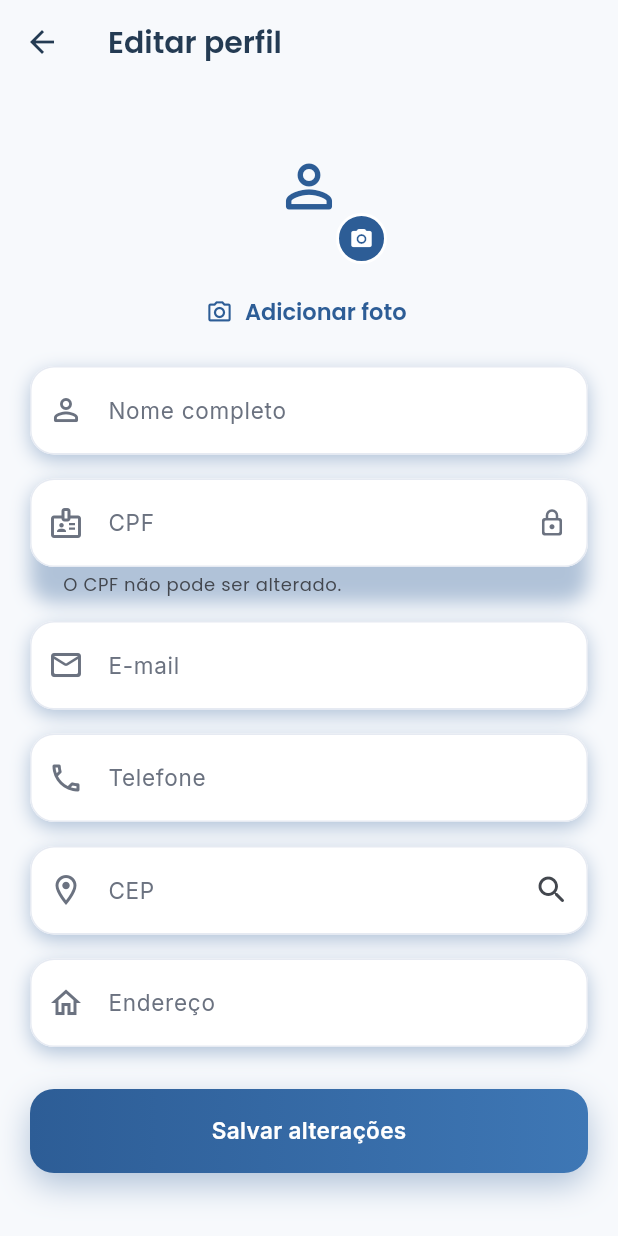
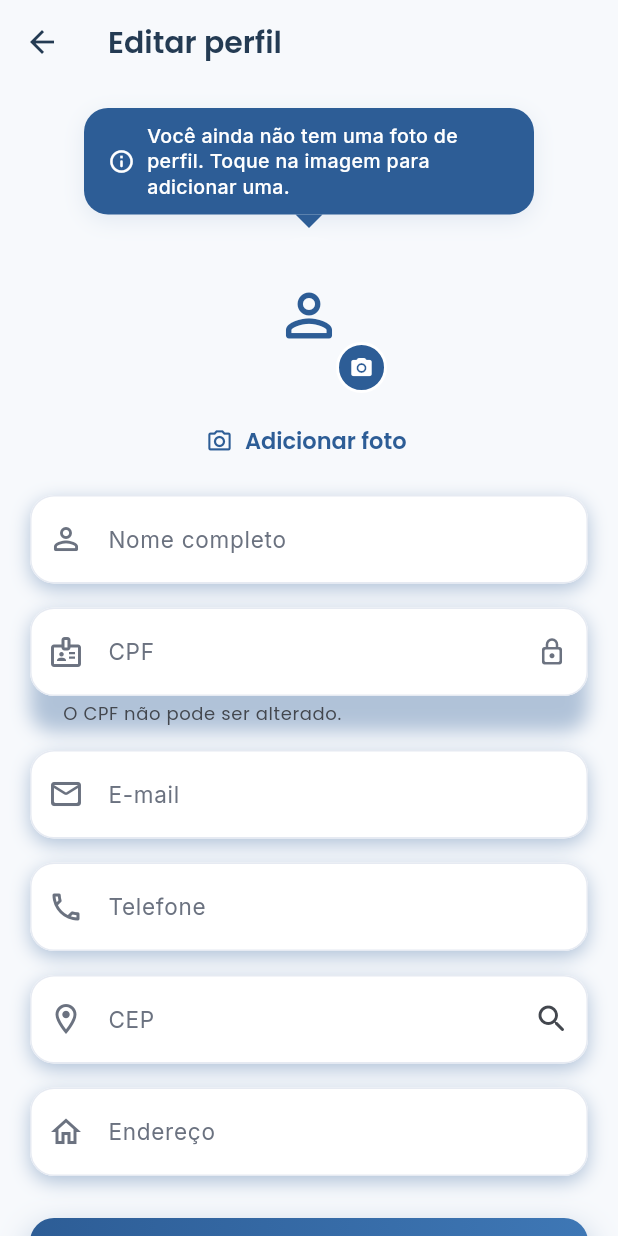
Before and after one commit to ArthurProvidelo/MOBIPET_MOBILE_TCC, a Flutter app: the EditarPerfilPage screen opened directly, on a phone screen of 412 x 824 dp. Run offline on Flutter 3.47's test engine with Material 3 defaults, Android fonts, the phone set to English and light mode, and no system bars; our stand-ins replace flutter_secure_storage, google_fonts, image_picker; accounts and stored records are empty; network calls fail.

Commit message:
Atualização animações

```diff
--- a/lib/app.dart
+++ b/lib/app.dart
@@ -7,6 +7,7 @@ import 'state/atendimento_provider.dart';
 import 'state/funcionarios_provider.dart';
 import 'state/pets_provider.dart';
 import 'state/servicos_provider.dart';
+import 'theme/app_scroll_behavior.dart';
 import 'theme/app_theme.dart';
 
 class MobipetApp extends StatelessWidget {
@@ -27,6 +28,7 @@ class MobipetApp extends StatelessWidget {
         title: 'MobiPet Monitoramento',
         debugShowCheckedModeBanner: false,
         theme: AppTheme.lightTheme,
+        scrollBehavior: const AppScrollBehavior(),
         home: const SplashPage(),
       ),
     );
--- a/lib/pages/perfil/editar_perfil_page.dart
+++ b/lib/pages/perfil/editar_perfil_page.dart
@@ -7,6 +7,7 @@ import '../../services/viacep_service.dart';
 import '../../state/app_state.dart';
 import '../../theme/app_colors.dart';
 import '../../utils/formatters.dart';
+import '../../utils/haptics.dart';
 import '../../utils/validators.dart';
 import '../../widgets/app_text_field.dart';
 import '../../widgets/primary_button.dart';
@@ -80,17 +81,53 @@ class _EditarPerfilPageState extends State<EditarPerfilPage> {
   }
 
   Future<void> _escolherFoto(ImageSource source) async {
-    final imagem = await _picker.pickImage(
-      source: source,
-      maxWidth: 1024,
-      imageQuality: 85,
+    final origem = source == ImageSource.camera ? 'a câmera' : 'a galeria';
+    XFile? imagem;
+    try {
+      imagem = await _picker.pickImage(
+        source: source,
+        maxWidth: 1024,
+        imageQuality: 85,
+      );
+    } catch (_) {
+      if (!mounted) return;
+      Haptics.error();
+      _mostrarMensagem(
+        'Não foi possível acessar $origem. Verifique as permissões do app '
+        'nas configurações do celular.',
+      );
+      return;
+    }
+    // Seleção cancelada pelo usuário.
+    if (imagem == null || !mounted) return;
+
+    final ok = await context.read<AppState>().definirFotoPerfil(imagem);
+    if (!mounted) return;
+    if (ok) {
+      Haptics.success();
+    } else {
+      Haptics.error();
+    }
+    _mostrarMensagem(
+      ok
+          ? 'Foto de perfil atualizada!'
+          : 'Não foi possível salvar a foto neste dispositivo.',
     );
-    if (imagem == null || !mounted) return;
-    await context.read<AppState>().definirFotoPerfil(imagem);
   }
 
   Future<void> _removerFoto() async {
-    await context.read<AppState>().definirFotoPerfil(null);
+    final ok = await context.read<AppState>().definirFotoPerfil(null);
+    if (!mounted) return;
+    if (ok) {
+      Haptics.medium();
+      _mostrarMensagem('Foto de perfil removida.');
+    }
+  }
+
+  void _mostrarMensagem(String texto) {
+    ScaffoldMessenger.of(context)
+      ..hideCurrentSnackBar()
+      ..showSnackBar(SnackBar(content: Text(texto)));
   }
 
   void _abrirOpcoesFoto() {
@@ -152,11 +189,13 @@ class _EditarPerfilPageState extends State<EditarPerfilPage> {
     );
     if (!mounted) return;
     if (sucesso) {
+      Haptics.success();
       Navigator.of(context).pop();
       ScaffoldMessenger.of(context).showSnackBar(
         const SnackBar(content: Text('Perfil atualizado com sucesso!')),
       );
     } else {
+      Haptics.error();
       ScaffoldMessenger.of(context).showSnackBar(
         SnackBar(content: Text(appState.erro ?? 'Erro ao atualizar perfil')),
       );
@@ -179,6 +218,15 @@ class _EditarPerfilPageState extends State<EditarPerfilPage> {
             child: Column(
               crossAxisAlignment: CrossAxisAlignment.start,
               children: [
+                if (foto == null) ...[
+                  const Center(
+                    child: _BalaoDeFala(
+                      'Você ainda não tem uma foto de perfil. Toque na imagem '
+                      'para adicionar uma.',
+                    ),
+                  ),
+                  const SizedBox(height: 6),
+                ],
                 Center(child: _AvatarEditavel(foto: foto, onTap: _abrirOpcoesFoto)),
                 const SizedBox(height: 8),
                 Center(
@@ -271,6 +319,73 @@ class _EditarPerfilPageState extends State<EditarPerfilPage> {
   }
 }
 
+/// Balão de fala exibido acima do avatar quando ainda não há foto de perfil.
+class _BalaoDeFala extends StatelessWidget {
+  final String mensagem;
+
+  const _BalaoDeFala(this.mensagem);
+
+  @override
+  Widget build(BuildContext context) {
+    return Column(
+      mainAxisSize: MainAxisSize.min,
+      children: [
+        Container(
+          constraints: const BoxConstraints(maxWidth: 300),
+          padding: const EdgeInsets.symmetric(horizontal: 16, vertical: 10),
+          decoration: BoxDecoration(
+            color: AppColors.primary,
+            borderRadius: BorderRadius.circular(16),
+            boxShadow: const [
+              BoxShadow(
+                color: AppColors.shadow,
+                blurRadius: 12,
+                offset: Offset(0, 4),
+              ),
+            ],
+          ),
+          child: Row(
+            mainAxisSize: MainAxisSize.min,
+            children: [
+              const Icon(Icons.info_outline_rounded,
+                  size: 18, color: AppColors.white),
+              const SizedBox(width: 8),
+              Flexible(
+                child: Text(
+                  mensagem,
+                  style: const TextStyle(
+                    color: AppColors.white,
+                    fontWeight: FontWeight.w500,
+                    fontSize: 13,
+                    height: 1.3,
+                  ),
+                ),
+              ),
+            ],
+          ),
+        ),
+        CustomPaint(size: const Size(18, 9), painter: _RaboBalao()),
+      ],
+    );
+  }
+}
+
+class _RaboBalao extends CustomPainter {
+  @override
+  void paint(Canvas canvas, Size size) {
+    final paint = Paint()..color = AppColors.primary;
+    final path = Path()
+      ..moveTo(0, 0)
+      ..lineTo(size.width, 0)
+      ..lineTo(size.width / 2, size.height)
+      ..close();
+    canvas.drawPath(path, paint);
+  }
+
+  @override
+  bool shouldRepaint(covariant CustomPainter oldDelegate) => false;
+}
+
 class _AvatarEditavel extends StatelessWidget {
   final File? foto;
   final VoidCallback onTap;
--- a/lib/services/api_client.dart
+++ b/lib/services/api_client.dart
@@ -26,7 +26,7 @@ class ApiException implements Exception {
 /// mesma rede Wi-Fi. Se reiniciar o servidor em outro host/porta, atualize
 /// a constante abaixo.
 class ApiConfig {
-  static const String _hostLaravel = '192.168.0.113:8080';
+  static const String _hostLaravel = '192.168.0.113:8000';
 
   static String get baseUrl => 'http://$_hostLaravel/api';
 }
--- a/lib/services/foto_perfil_storage.dart
+++ b/lib/services/foto_perfil_storage.dart
@@ -1,6 +1,7 @@
 import 'dart:io';
 
 import 'package:flutter/foundation.dart';
+import 'package:flutter/painting.dart';
 import 'package:image_picker/image_picker.dart';
 import 'package:path_provider/path_provider.dart';
 
@@ -20,12 +21,17 @@ class FotoPerfilStorage {
     if (kIsWeb) return null;
     final arquivo = await _arquivoDe(userId);
     await arquivo.writeAsBytes(await origem.readAsBytes(), flush: true);
+    // O caminho do arquivo não muda entre trocas de foto, então o cache de
+    // imagens do Flutter continuaria mostrando a imagem anterior. Removemos
+    // a entrada para forçar a releitura do disco.
+    await FileImage(arquivo).evict();
     return arquivo;
   }
 
   Future<void> remover(String userId) async {
     if (kIsWeb) return;
     final arquivo = await _arquivoDe(userId);
+    await FileImage(arquivo).evict();
     if (arquivo.existsSync()) await arquivo.delete();
   }
 
--- a/lib/state/app_state.dart
+++ b/lib/state/app_state.dart
@@ -123,16 +123,23 @@ class AppState extends ChangeNotifier {
 
   /// Define (ou remove, se [imagem] for null) a foto de perfil. Guardada
   /// apenas localmente por enquanto — ver [FotoPerfilStorage].
-  Future<void> definirFotoPerfil(XFile? imagem) async {
+  ///
+  /// Retorna `true` quando a operação foi concluída. Retorna `false` se não há
+  /// usuário logado ou se a plataforma não suporta armazenamento local da foto
+  /// (ex: web), para que a tela possa avisar o usuário.
+  Future<bool> definirFotoPerfil(XFile? imagem) async {
     final id = _usuario?.id;
-    if (id == null) return;
+    if (id == null) return false;
     if (imagem == null) {
       await _fotoStorage.remover(id);
       _fotoPerfil = null;
-    } else {
-      _fotoPerfil = await _fotoStorage.salvar(id, imagem);
+      notifyListeners();
+      return true;
     }
+    final arquivo = await _fotoStorage.salvar(id, imagem);
+    _fotoPerfil = arquivo;
     notifyListeners();
+    return arquivo != null;
   }
 
   Future<bool> alterarSenha({required String senhaAtual, required String novaSenha}) async {
--- /dev/null
+++ b/lib/theme/app_scroll_behavior.dart
@@ -0,0 +1,35 @@
+import 'package:flutter/gestures.dart';
+import 'package:flutter/material.dart';
+
+/// Comportamento de rolagem único para o app inteiro.
+///
+/// Em vez do "brilho" de fim de lista do Android, toda rolagem devolve o
+/// conteúdo com o efeito elástico do iOS — a mesma sensação de "puxar e
+/// soltar" em qualquer plataforma. Também aceita arrastar com toque, mouse
+/// e trackpad, e some com a barra de rolagem sobreposta no desktop.
+class AppScrollBehavior extends MaterialScrollBehavior {
+  const AppScrollBehavior();
+
+  @override
+  Set<PointerDeviceKind> get dragDevices => {
+    PointerDeviceKind.touch,
+    PointerDeviceKind.mouse,
+    PointerDeviceKind.trackpad,
+    PointerDeviceKind.stylus,
+  };
+
+  @override
+  Widget buildOverscrollIndicator(
+    BuildContext context,
+    Widget child,
+    ScrollableDetails details,
+  ) {
+    // Sem glow: o próprio "quique" da física já comunica o fim da lista.
+    return child;
+  }
+
+  @override
+  ScrollPhysics getScrollPhysics(BuildContext context) {
+    return const BouncingScrollPhysics(parent: AlwaysScrollableScrollPhysics());
+  }
+}
--- /dev/null
+++ b/lib/utils/haptics.dart
@@ -0,0 +1,26 @@
+import 'package:flutter/services.dart';
+
+/// Vocabulário tátil do app.
+///
+/// Centraliza as chamadas de [HapticFeedback] para que a "linguagem" de
+/// vibração seja a mesma em todas as telas — como num app da Apple, onde
+/// cada gesto tem um retorno físico proporcional ao seu peso:
+///
+/// - [light]  → toque comum (pressionar botão, abrir um card);
+/// - [selection] → mudança discreta de estado (trocar de aba, marcar chip);
+/// - [medium] → ação com consequência (confirmar, remover, concluir etapa);
+/// - [success] / [error] → resultado de uma operação.
+///
+/// Em plataformas sem motor háptico (web, parte dos desktops) as chamadas
+/// simplesmente não fazem nada — é seguro chamá-las em qualquer lugar.
+abstract class Haptics {
+  static void light() => HapticFeedback.lightImpact();
+
+  static void medium() => HapticFeedback.mediumImpact();
+
+  static void selection() => HapticFeedback.selectionClick();
+
+  static void success() => HapticFeedback.mediumImpact();
+
+  static void error() => HapticFeedback.heavyImpact();
+}
--- a/lib/widgets/fade_slide_in.dart
+++ b/lib/widgets/fade_slide_in.dart
@@ -52,6 +52,11 @@ class _FadeSlideInState extends State<FadeSlideIn>
 
   @override
   Widget build(BuildContext context) {
+    // "Reduzir movimento" ligado no sistema: entrega o conteúdo já no lugar,
+    // sem fade nem deslize.
+    final reduceMotion = MediaQuery.maybeOf(context)?.disableAnimations ?? false;
+    if (reduceMotion) return widget.child;
+
     return FadeTransition(
       opacity: _fade,
       child: SlideTransition(position: _slide, child: widget.child),
--- a/lib/widgets/primary_button.dart
+++ b/lib/widgets/primary_button.dart
@@ -1,5 +1,6 @@
 import 'package:flutter/material.dart';
 import '../theme/app_colors.dart';
+import '../utils/haptics.dart';
 
 /// Botão principal do app.
 ///
@@ -32,6 +33,7 @@ class _PrimaryButtonState extends State<PrimaryButton> {
 
   void _setPressed(bool value) {
     if (!_enabled) return;
+    if (value && !_pressed) Haptics.light();
     setState(() => _pressed = value);
   }
 
```
Also changed, not shown: lib/pages/agendamentos/agendamentos_page.dart (+8 -1 lines), lib/pages/home/home_page.dart (+13 -4 lines), lib/pages/main_navigation_page.dart (+23 -10 lines), lib/pages/pets/pets_page.dart (+8 -1 lines), lib/widgets/confirm_dialog.dart (+15 -2 lines), lib/widgets/custom_card.dart (+15 -10 lines), lib/widgets/pressable.dart (added, +69 -0 lines).
